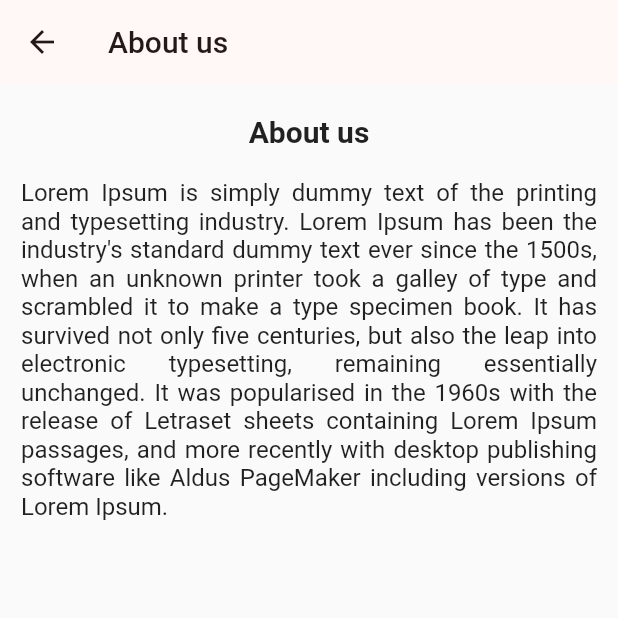
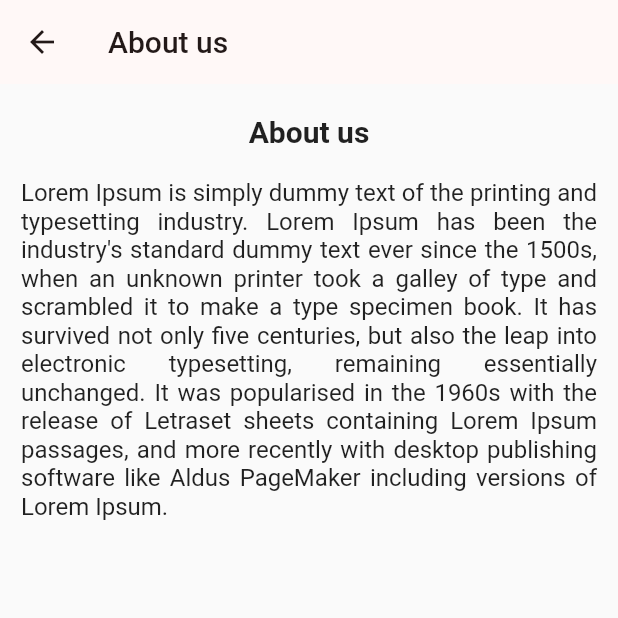
Before and after one commit to Eldar2021/diplom_work, a Flutter app: the AboutUsVuew screen opened by its route, on a phone screen of 412 x 824 dp, the top half of it. Run offline on Flutter 3.47's test engine with Material 2 defaults, Android fonts, the phone set to English and light mode, and no system bars; our stand-ins replace equatable, firebase_auth, firebase_core, flutter_bloc, flutter_svg, google_sign_in and 2 more; missing offline and left inert: markdown_widget; accounts and stored records are empty; generated files the repository leaves out were written again; statements that could not run were skipped.

```diff
--- a/lib/l10n/arb/app_en.arb
+++ b/lib/l10n/arb/app_en.arb
@@ -10,5 +10,7 @@
     "aboutus": "About us",
     "contactus": "Contact us",
     "fordevelopers": "For developers",
-    "themeinstallation": "Theme Installation"
+    "themeinstallation": "Theme Installation",
+    "aboutusbody": "Lorem Ipsum is simply dummy text of the printing and typesetting industry. Lorem Ipsum has been the industry's standard dummy text ever since the 1500s, when an unknown printer took a galley of type and scrambled it to make a type specimen book. It has survived not only five centuries, but also the leap into electronic typesetting, remaining essentially unchanged. It was popularised in the 1960s with the release of Letraset sheets containing Lorem Ipsum passages, and more recently with desktop publishing software like Aldus PageMaker including versions of Lorem Ipsum.",
+    "fordevelopersbody": "The standard chunk of Lorem Ipsum used since the 1500s is reproduced below for those interested. Sections 1.10.32 and 1.10.33 from de Finibus Bonorum et Malorum by Cicero are also reproduced in their exact original form, accompanied by English versions from the 1914 translation by H. Rackham"
 }
--- a/lib/l10n/arb/app_ky.arb
+++ b/lib/l10n/arb/app_ky.arb
@@ -10,5 +10,7 @@
     "aboutus": "Биз жөнүндө",
     "contactus": "Биз менен байланыш",
     "fordevelopers": "Иштеп чыгуучулар үчүн",
-    "themeinstallation": "Тема орнотуу"
+    "themeinstallation": "Тема орнотуу",
+    "aboutusbody": "Lorem Ipsum is simply dummy text of the printing and typesetting industry. Lorem Ipsum has been the industry's standard dummy text ever since the 1500s, when an unknown printer took a galley of type and scrambled it to make a type specimen book. It has survived not only five centuries, but also the leap into electronic typesetting, remaining essentially unchanged. It was popularised in the 1960s with the release of Letraset sheets containing Lorem Ipsum passages, and more recently with desktop publishing software like Aldus PageMaker including versions of Lorem Ipsum.",
+    "fordevelopersbody": "The standard chunk of Lorem Ipsum used since the 1500s is reproduced below for those interested. Sections 1.10.32 and 1.10.33 from de Finibus Bonorum et Malorum by Cicero are also reproduced in their exact original form, accompanied by English versions from the 1914 translation by H. Rackham"
 }
--- a/lib/l10n/arb/app_ru.arb
+++ b/lib/l10n/arb/app_ru.arb
@@ -10,5 +10,7 @@
     "aboutus": "О нас",
     "contactus": "Связаться с нами",
     "fordevelopers": "Для разработчиков",
-    "themeinstallation": "Установка темы"
+    "themeinstallation": "Установка темы",
+    "aboutusbody": "Lorem Ipsum is simply dummy text of the printing and typesetting industry. Lorem Ipsum has been the industry's standard dummy text ever since the 1500s, when an unknown printer took a galley of type and scrambled it to make a type specimen book. It has survived not only five centuries, but also the leap into electronic typesetting, remaining essentially unchanged. It was popularised in the 1960s with the release of Letraset sheets containing Lorem Ipsum passages, and more recently with desktop publishing software like Aldus PageMaker including versions of Lorem Ipsum.",
+    "fordevelopersbody": "The standard chunk of Lorem Ipsum used since the 1500s is reproduced below for those interested. Sections 1.10.32 and 1.10.33 from de Finibus Bonorum et Malorum by Cicero are also reproduced in their exact original form, accompanied by English versions from the 1914 translation by H. Rackham"
 }
--- a/lib/l10n/arb/app_tr.arb
+++ b/lib/l10n/arb/app_tr.arb
@@ -10,5 +10,7 @@
     "aboutus": "Hakkımızda",
     "contactus": "Bize Ulaşın",
     "fordevelopers": "Geliştiriciler için",
-    "themeinstallation": "Tema Kurulumu"
+    "themeinstallation": "Tema Kurulumu",
+    "aboutusbody": "Lorem Ipsum is simply dummy text of the printing and typesetting industry. Lorem Ipsum has been the industry's standard dummy text ever since the 1500s, when an unknown printer took a galley of type and scrambled it to make a type specimen book. It has survived not only five centuries, but also the leap into electronic typesetting, remaining essentially unchanged. It was popularised in the 1960s with the release of Letraset sheets containing Lorem Ipsum passages, and more recently with desktop publishing software like Aldus PageMaker including versions of Lorem Ipsum.",
+    "fordevelopersbody": "The standard chunk of Lorem Ipsum used since the 1500s is reproduced below for those interested. Sections 1.10.32 and 1.10.33 from de Finibus Bonorum et Malorum by Cicero are also reproduced in their exact original form, accompanied by English versions from the 1914 translation by H. Rackham"
 }
--- a/lib/modules/settings/views/about_us_view.dart
+++ b/lib/modules/settings/views/about_us_view.dart
@@ -19,10 +19,10 @@ class AboutUsVuew extends StatelessWidget {
             style: const TextStyle(fontSize: 20, fontWeight: FontWeight.w700),
           ),
           const SizedBox(height: 20),
-          const Text(
+          Text(
             textAlign: TextAlign.justify,
-            '''   Lorem Ipsum is simply dummy text of the printing and typesetting industry. Lorem Ipsum has been the industry's standard dummy text ever since the 1500s, when an unknown printer took a galley of type and scrambled it to make a type specimen book. It has survived not only five centuries, but also the leap into electronic typesetting, remaining essentially unchanged. It was popularised in the 1960s with the release of Letraset sheets containing Lorem Ipsum passages, and more recently with desktop publishing software like Aldus PageMaker including versions of Lorem Ipsum.''',
-            style: TextStyle(fontSize: 16, fontWeight: FontWeight.w400),
+            context.l10n.aboutusbody,
+            style: const TextStyle(fontSize: 16, fontWeight: FontWeight.w400),
           ),
         ],
       ),
--- a/lib/modules/settings/views/developers_view.dart
+++ b/lib/modules/settings/views/developers_view.dart
@@ -25,10 +25,10 @@ class DevelopersView extends StatelessWidget {
               style: const TextStyle(fontSize: 20, fontWeight: FontWeight.w700),
             ),
             const SizedBox(height: 20),
-            const Text(
+            Text(
               textAlign: TextAlign.justify,
-              'The standard chunk of Lorem Ipsum used since the 1500s is reproduced below for those interested. Sections 1.10.32 and 1.10.33 from "de Finibus Bonorum et Malorum" by Cicero are also reproduced in their exact original form, accompanied by English versions from the 1914 translation by H. Rackham.',
-              style: TextStyle(fontSize: 16, fontWeight: FontWeight.w400),
+              context.l10n.fordevelopersbody,
+              style: const TextStyle(fontSize: 16, fontWeight: FontWeight.w400),
             ),
             const Spacer(),
             CustomButtonWithIcon(
```
